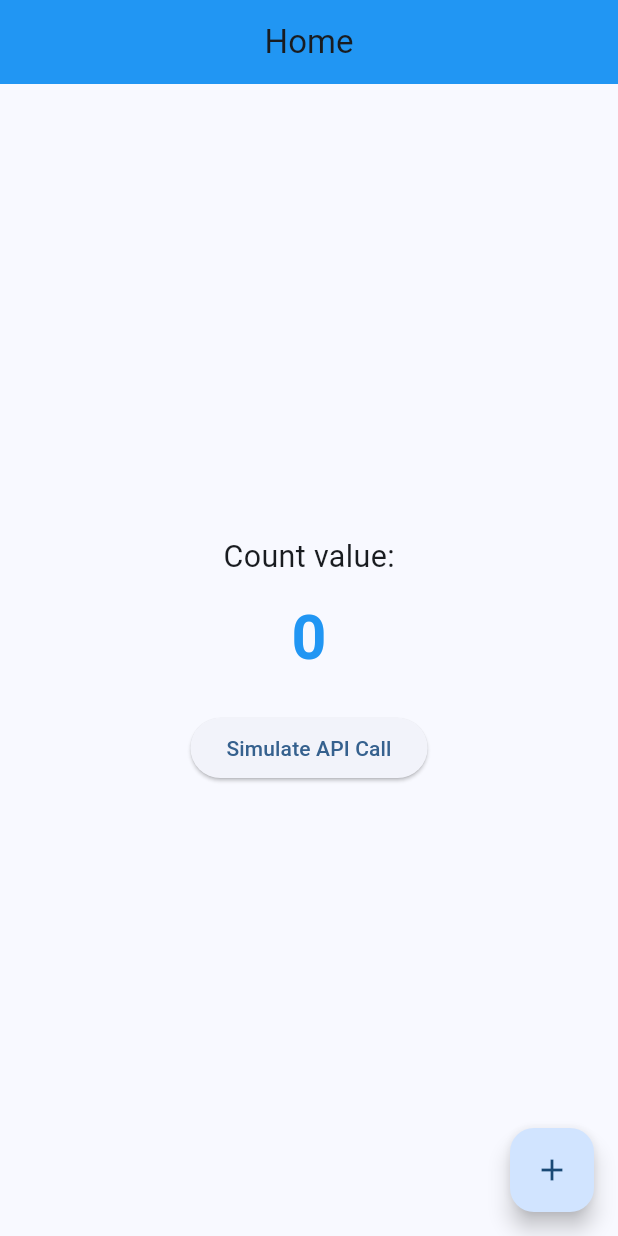
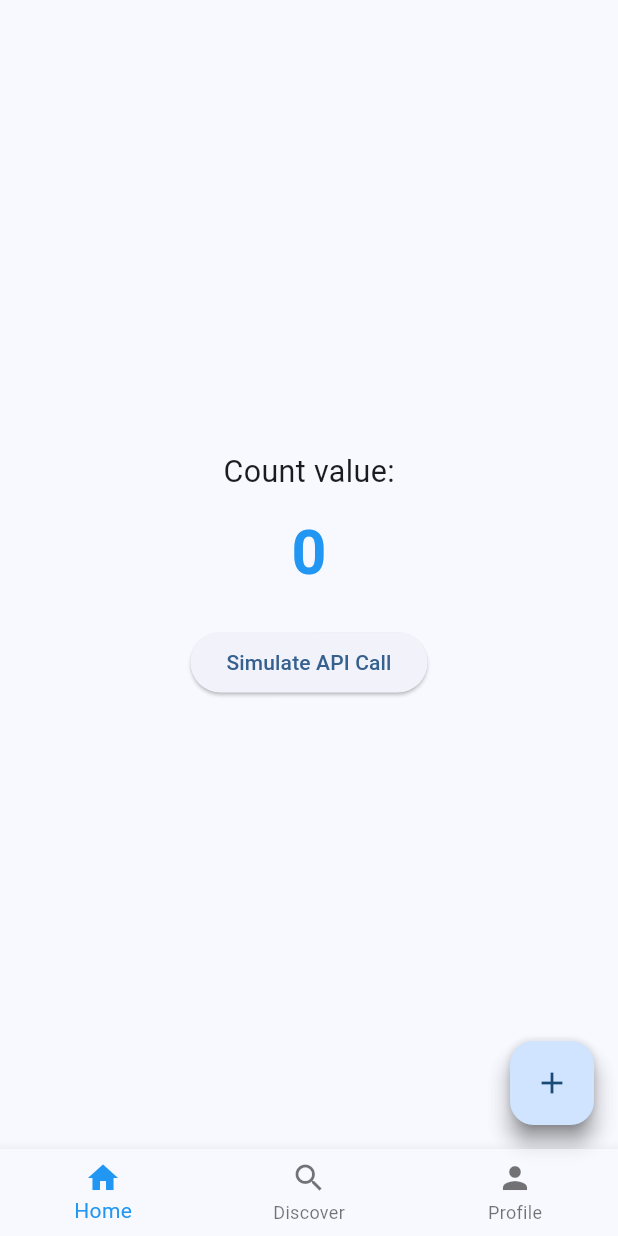
Before and after one commit to wobushiyoushen0214/flutter_scaffold, a Flutter app: the screen it shows after launch, on a phone screen of 412 x 824 dp. Run offline on Flutter 3.47's test engine with Material 3 defaults, Android fonts, the phone set to English and light mode, and no system bars; our stand-ins replace dio, flutter_screenutil, get, logger, shared_preferences.

Commit message:
fix: update

```diff
--- a/lib/modules/home/views/home_view.dart
+++ b/lib/modules/home/views/home_view.dart
@@ -1,3 +1,10 @@
+/*
+ * @Author: LiZhiWei
+ * @Date: 2025-12-15 15:05:09
+ * @LastEditors: LiZhiWei
+ * @LastEditTime: 2025-12-15 17:01:50
+ * @Description:
+ */
 import 'package:flutter/material.dart';
 import 'package:get/get.dart';
 import 'package:flutter_screenutil/flutter_screenutil.dart';
@@ -11,35 +18,35 @@ class HomeView extends GetView<HomeController> {
   @override
   Widget build(BuildContext context) {
     return Scaffold(
-      appBar: AppBar(
-        title: const Text(AppStrings.homeTitle),
-        centerTitle: true,
-        backgroundColor: AppColors.primary,
-      ),
+      // appBar: AppBar(
+      //   title: const Text(AppStrings.homeTitle),
+      //   centerTitle: true,
+      //   backgroundColor: AppColors.primary,
+      // ),
       body: Center(
         child: Column(
           mainAxisAlignment: MainAxisAlignment.center,
           children: [
-            Text(
-              'Count value:',
-              style: TextStyle(fontSize: 20.sp),
-            ),
+            Text('Count value:', style: TextStyle(fontSize: 20.sp)),
             SizedBox(height: 10.h),
-            Obx(() => Text(
+            Obx(
+              () => Text(
                 '${controller.count.value}',
                 style: TextStyle(
                   fontSize: 40.sp,
                   fontWeight: FontWeight.bold,
                   color: AppColors.primary,
                 ),
-                )),
+              ),
+            ),
             SizedBox(height: 20.h),
-             Obx(() => controller.isLoading.value
+            Obx(
+              () => controller.isLoading.value
                   ? const CircularProgressIndicator()
                   : ElevatedButton(
                       onPressed: controller.fetchData,
-                    child: const Text("Simulate API Call")
-                  )
+                      child: const Text('Simulate API Call'),
+                    ),
             ),
           ],
         ),
--- /dev/null
+++ b/lib/modules/main_tab/bindings/main_tab_binding.dart
@@ -0,0 +1,11 @@
+import 'package:get/get.dart';
+import '../controllers/main_tab_controller.dart';
+import '../../home/controllers/home_controller.dart';
+
+class MainTabBinding extends Bindings {
+  @override
+  void dependencies() {
+    Get.lazyPut<MainTabController>(() => MainTabController());
+    Get.lazyPut<HomeController>(() => HomeController());
+  }
+}
--- /dev/null
+++ b/lib/modules/main_tab/controllers/main_tab_controller.dart
@@ -0,0 +1,9 @@
+import 'package:get/get.dart';
+
+class MainTabController extends GetxController {
+  final currentIndex = 0.obs;
+
+  void onTabChanged(int index) {
+    currentIndex.value = index;
+  }
+}
--- /dev/null
+++ b/lib/modules/main_tab/views/main_tab_view.dart
@@ -0,0 +1,62 @@
+/*
+ * @Author: LiZhiWei
+ * @Date: 2025-12-15 16:01:51
+ * @LastEditors: LiZhiWei
+ * @LastEditTime: 2025-12-15 16:06:01
+ * @Description:
+ */
+import 'package:flutter/material.dart';
+import 'package:get/get.dart';
+import '../controllers/main_tab_controller.dart';
+import '../../home/controllers/home_controller.dart';
+import '../../home/views/home_view.dart';
+import '../../../common/constants/app_strings.dart';
+import '../../../common/constants/app_colors.dart';
+
+class MainTabView extends GetView<MainTabController> {
+  const MainTabView({super.key});
+
+  @override
+  Widget build(BuildContext context) {
+    final homeController = Get.find<HomeController>();
+    final tabTitles = [AppStrings.homeTitle, 'Discover', 'Profile'];
+
+    final tabBodies = [
+      const HomeView(),
+      const Center(child: Text('Discover Page')),
+      const Center(child: Text('Profile Page')),
+    ];
+
+    return Obx(() {
+      final index = controller.currentIndex.value;
+
+      return Scaffold(
+        // appBar: AppBar(
+        //   title: Text(tabTitles[index]),
+        //   centerTitle: true,
+        //   backgroundColor: AppColors.primary,
+        // ),
+        body: tabBodies[index],
+        bottomNavigationBar: BottomNavigationBar(
+          currentIndex: index,
+          onTap: controller.onTabChanged,
+          selectedItemColor: AppColors.primary,
+          items: const [
+            BottomNavigationBarItem(icon: Icon(Icons.home), label: 'Home'),
+            BottomNavigationBarItem(
+              icon: Icon(Icons.search),
+              label: 'Discover',
+            ),
+            BottomNavigationBarItem(icon: Icon(Icons.person), label: 'Profile'),
+          ],
+        ),
+        floatingActionButton: index == 0
+            ? FloatingActionButton(
+                onPressed: homeController.increment,
+                child: const Icon(Icons.add),
+              )
+            : null,
+      );
+    });
+  }
+}
--- a/lib/routes/app_pages.dart
+++ b/lib/routes/app_pages.dart
@@ -1,15 +1,22 @@
 import 'package:get/get.dart';
 import '../modules/home/bindings/home_binding.dart';
 import '../modules/home/views/home_view.dart';
+import '../modules/main_tab/bindings/main_tab_binding.dart';
+import '../modules/main_tab/views/main_tab_view.dart';
 
 part 'app_routes.dart';
 
 class AppPages {
   AppPages._();
 
-  static const initial = Routes.home;
+  static const initial = Routes.mainTab;
 
   static final routes = [
+    GetPage(
+      name: _Paths.mainTab,
+      page: () => const MainTabView(),
+      binding: MainTabBinding(),
+    ),
     GetPage(
       name: _Paths.home,
       page: () => const HomeView(),
--- a/lib/routes/app_routes.dart
+++ b/lib/routes/app_routes.dart
@@ -2,10 +2,12 @@ part of 'app_pages.dart';
 
 abstract class Routes {
   Routes._();
+  static const mainTab = _Paths.mainTab;
   static const home = _Paths.home;
 }
 
 abstract class _Paths {
   _Paths._();
+  static const mainTab = '/';
   static const home = '/home';
 }
```
Also changed, not shown: lib/modules/home/controllers/home_controller.dart (+7 -5 lines), 4 other files. Lines whose indentation alone changed are shown as unchanged.
